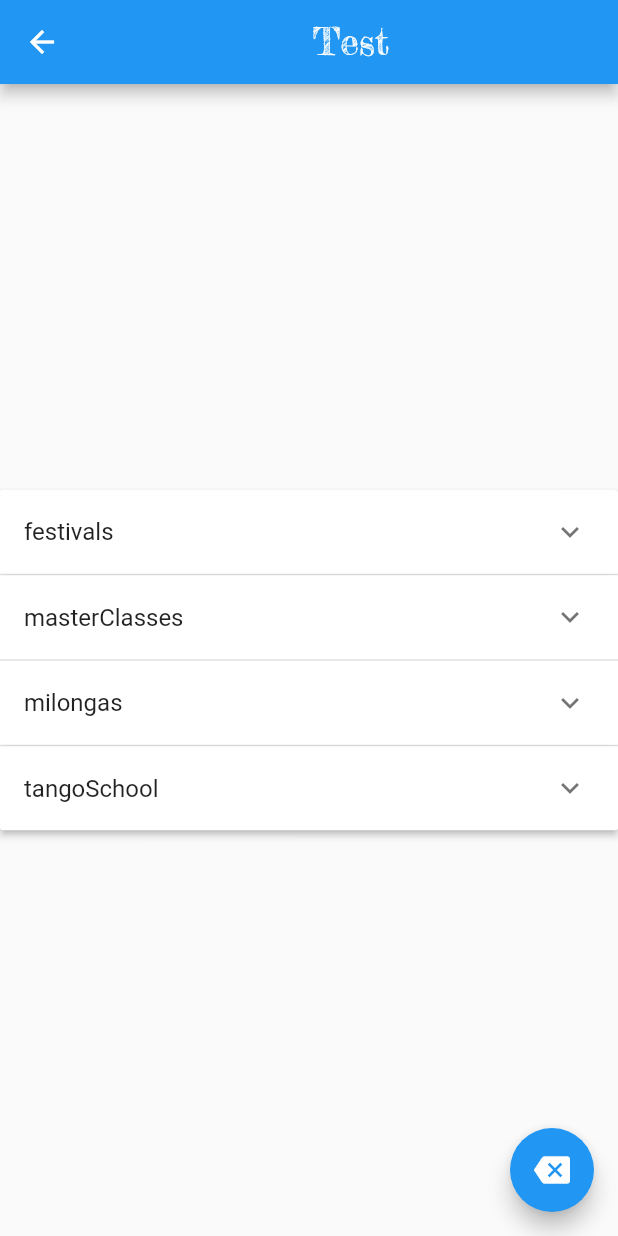
After one commit to Alfatyhin/flutter_tango_calendar, a Flutter app: the MyStatefulWidget screen opened by its route, on a phone screen of 412 x 824 dp. The commit adds this screen. Run offline on Flutter 3.47's test engine with Material 2 defaults, Android fonts, the phone set to English and light mode, and no system bars; our stand-ins replace dio, shared_preferences, table_calendar; accounts and stored records are empty; network calls fail.

Commit message:
тест разбивки списка календарей по типам событий

```diff
--- a/lib/main.dart
+++ b/lib/main.dart
@@ -3,6 +3,7 @@
 
 import 'package:flutter/material.dart';
 import 'package:intl/date_symbol_data_local.dart';
+import 'package:tango_calendar/pages/fests.dart';
 import 'pages/calendars.dart';
 import 'pages/start_page.dart';
 
@@ -30,7 +31,8 @@ class MyApp extends StatelessWidget {
       initialRoute: '/',
       routes: {
         '/': (context) =>StartPage(),
-        '/calendars': (context)  => CalendarsPage()
+        '/calendars': (context)  => CalendarsPage(),
+        '/fests': (context)  => MyStatefulWidget()
       },
     );
   }
--- /dev/null
+++ b/lib/pages/fests.dart
@@ -0,0 +1,188 @@
+import 'dart:convert';
+
+import 'package:flutter/cupertino.dart';
+import 'package:flutter/material.dart';
+import 'package:tango_calendar/models/Calendar.dart';
+
+import '../repositories/calendar/calendar_repository.dart';
+
+// stores ExpansionPanel state information
+class TypeEvent {
+  TypeEvent({
+    required this.headerValue,
+    this.isExpanded = false,
+  });
+
+  String headerValue;
+  bool isExpanded;
+  List eventCalendars = [];
+
+}
+
+List<TypeEvent> generateItems() {
+  List typesEventsList = ['festivals', 'masterClasses', 'milongas', 'tangoSchool'];
+  List<TypeEvent> types = [];
+  typesEventsList.forEach((element) {
+    print(element);
+    var type = TypeEvent(headerValue: element);
+    types.add(type);
+  });
+
+  return types;
+}
+
+class MyStatefulWidget extends StatefulWidget {
+  const MyStatefulWidget({super.key});
+
+  @override
+  State<MyStatefulWidget> createState() => _MyStatefulWidgetState();
+}
+
+class _MyStatefulWidgetState extends State<MyStatefulWidget> {
+
+  final List<TypeEvent> _data = generateItems();
+  List calendarsList = [];
+  List festivals = [];
+  List masterClasses = [];
+  List milongas = [];
+  List tangoSchools = [];
+  List countries = [];
+  List cityes = [];
+
+  int dataIndex = 0;
+
+  @override
+  void initState() {
+    super.initState();
+    setlocaleJsonData();
+  }
+
+  @override
+  Future<void> setlocaleJsonData() async {
+    Map selected = {};
+    List selectedCalendars = [];
+
+    var calendarsJson = await CalendarRepository().getLocalDataJson('calendars');
+    var selectedCalendarsJson = await CalendarRepository().getLocalDataJson('selectedCalendars');
+
+    if (selectedCalendarsJson != '') {
+      selectedCalendars = json.decode(selectedCalendarsJson as String);
+    }
+    if (selectedCalendars.length > 0) {
+      for(var x = 0; x < selectedCalendars.length; x++) {
+        var key = selectedCalendars[x] as String;
+        selected[key] = true;
+      }
+    } else {
+      print('not selected');
+    }
+
+    if (calendarsJson != '') {
+      Map data = json.decode(calendarsJson as String);
+
+      Map calendarsData = data['calendars'];
+
+      int xl = 0;
+      calendarsData.forEach((key, value) {
+        var calendar = Calendar(
+            key,
+            value['name'],
+            value['description'],
+            value['type_events'],
+            value['country'],
+            value['city'],
+            value['source']
+        );
+
+        if (selectedCalendars.length > 0 && selected.containsKey(key)) {
+          calendar.enable = true;
+        }
+
+        calendarsList.add(calendar);
+        countries.add(value['country']);
+        cityes.add(value['city']);
+
+        switch(value['type_events']) {
+          case 'festivals':
+            festivals.add(xl);
+            break;
+          case 'master_classes':
+            masterClasses.add(xl);
+            break;
+          case 'milongas':
+            milongas.add(xl);
+            break;
+          case 'tango_school':
+            tangoSchools.add(xl);
+        }
+        xl++;
+      });
+
+      _data[0].eventCalendars = festivals;
+      _data[1].eventCalendars = masterClasses;
+      _data[2].eventCalendars = milongas;
+      _data[3].eventCalendars = tangoSchools;
+
+      setState(() {});
+    }
+  }
+
+  @override
+  Widget build(BuildContext context) {
+    return Scaffold(
+      appBar: AppBar(
+        title: Center(
+          child: Text('Test'),
+        ),
+        actions: [
+
+        ],
+      ),
+      body: Center(
+        child: SingleChildScrollView(
+          child: Container(
+            child: _buildPanel(),
+          ),
+        ),
+      ),
+      floatingActionButton: FloatingActionButton(
+        child: Icon(Icons.backspace),
+        onPressed: ()  {
+          Navigator.pop(context);
+          Navigator.pushNamedAndRemoveUntil(context, '/calendars', (route) => false);
+        }
+        ,),
+    );
+  }
+
+  Widget _buildPanel() {
+    return ExpansionPanelList(
+      expansionCallback: (int index, bool isExpanded) {
+        dataIndex = index;
+        test(_data[index]);
+        setState(() {
+          _data[index].isExpanded = !isExpanded;
+        });
+      },
+      children: _data.map<ExpansionPanel>((TypeEvent item) {
+        return ExpansionPanel(
+          headerBuilder: (BuildContext context, bool isExpanded) {
+            return ListTile(
+              title: Text(item.headerValue),
+            );
+          },
+          body: Container(
+            child: Text('test'),
+          ),
+          isExpanded: item.isExpanded,
+        );
+      }).toList(),
+    );
+  }
+
+  String test(Object data) {
+    print('-------------');
+    print(data.toString());
+    return 'test';
+  }
+}
```
Also changed, not shown: lib/pages/calendars.dart (+29 -7 lines).
